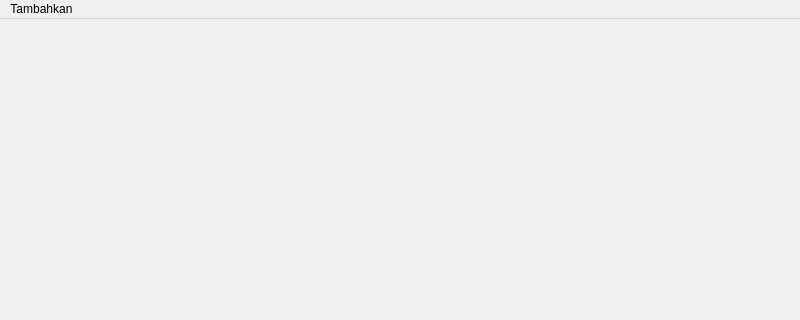
This is src/ui/files/mainwindow.ui in AyahnaSyahid/LazyMins as Qt 5 draws it before an edit; both pictures show x 0 to 800 and y 0 to 320 of the 800 by 600 pixel window. The edited form follows.
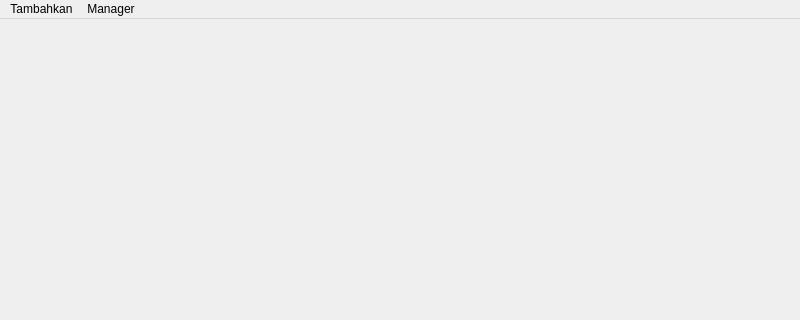
This is the edited form.

Patch:
```diff
--- a/src/ui/files/mainwindow.ui
+++ b/src/ui/files/mainwindow.ui
@@ -32,7 +32,14 @@
     <addaction name="actionAddCustomer"/>
     <addaction name="actionAddUser"/>
    </widget>
+   <widget class="QMenu" name="menuManager">
+    <property name="title">
+     <string>Manager</string>
+    </property>
+    <addaction name="actionInvoicesManager"/>
+   </widget>
    <addaction name="menuAdd"/>
+   <addaction name="menuManager"/>
   </widget>
   <widget class="QStatusBar" name="statusbar"/>
   <action name="actionAddOrder">
```
Left out of the diff: 5 changed lines with no effect on the pictures.
